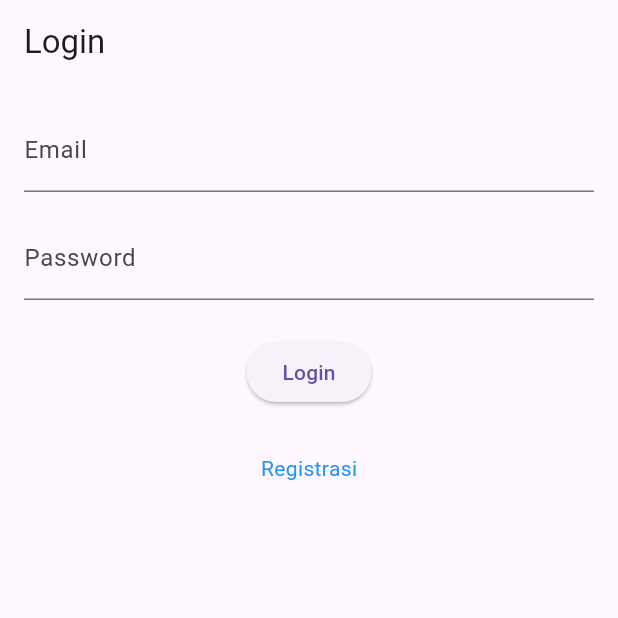
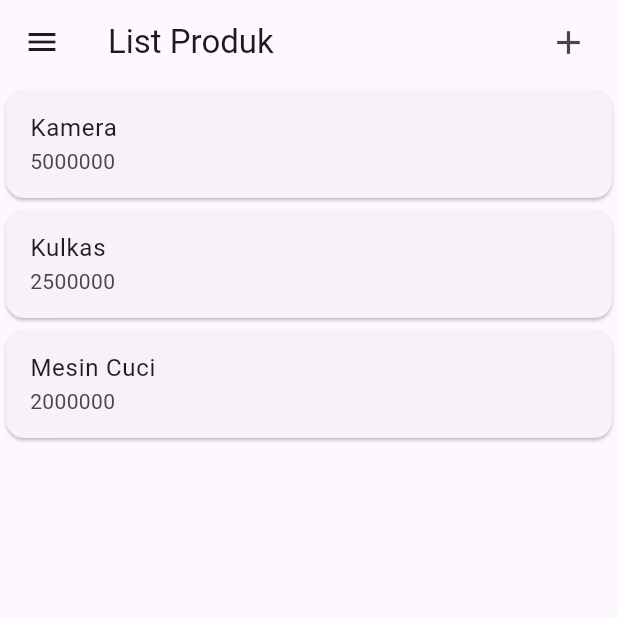
Before and after one commit to Kimhsta/toko-api, a Flutter app: the screen it shows after launch, on a phone screen of 412 x 824 dp, the top half of it. Run offline on Flutter 3.47's test engine with Material 3 defaults, Android fonts, the phone set to English and light mode, and no system bars.

Commit message:
feat: update main app to set ProdukPage as home and implement ProdukPage with product listing and navigation

```diff
--- a/frontend_flutter/lib/main.dart
+++ b/frontend_flutter/lib/main.dart
@@ -1,6 +1,6 @@
 import 'package:flutter/material.dart';
 // import 'package:frontend_flutter/ui/registrasi_page.dart';
-import 'package:frontend_flutter/ui/login_page.dart';
+import 'package:frontend_flutter/ui/produk_page.dart';
 
 void main() {
   runApp(const MyApp());
@@ -14,7 +14,7 @@ class MyApp extends StatelessWidget {
     return const MaterialApp(
       title: 'Toko Kita',
       debugShowCheckedModeBanner: false,
-      home: LoginPage(),
+      home: ProdukPage(),
     );
   }
 }
--- /dev/null
+++ b/frontend_flutter/lib/ui/produk_page.dart
@@ -0,0 +1,101 @@
+import 'package:flutter/material.dart';
+import 'package:frontend_flutter/model/produk.dart';
+import 'package:frontend_flutter/ui/produk_detail.dart';
+import 'package:frontend_flutter/ui/produk_form.dart';
+
+class ProdukPage extends StatefulWidget {
+  const ProdukPage({Key? key}) : super(key: key);
+
+  @override
+  _ProdukPageState createState() => _ProdukPageState();
+}
+
+class _ProdukPageState extends State<ProdukPage> {
+  @override
+  Widget build(BuildContext context) {
+    return Scaffold(
+      appBar: AppBar(
+        title: const Text('List Produk'),
+        actions: [
+          Padding(
+            padding: const EdgeInsets.only(right: 20.0),
+            child: GestureDetector(
+              child: const Icon(Icons.add, size: 26.0),
+              onTap: () async {
+                Navigator.push(
+                  context,
+                  MaterialPageRoute(builder: (context) => ProdukForm()),
+                );
+              },
+            ),
+          ),
+        ],
+      ),
+      drawer: Drawer(
+        child: ListView(
+          children: [
+            ListTile(
+              title: const Text('Logout'),
+              trailing: const Icon(Icons.logout),
+              onTap: () async {
+                // Implementasi logout nanti
+              },
+            ),
+          ],
+        ),
+      ),
+      body: ListView(
+        children: [
+          ItemProduk(
+            produk: Produk(
+              id: 1,
+              kodeProduk: 'A001',
+              namaProduk: 'Kamera',
+              hargaProduk: 5000000,
+            ),
+          ),
+          ItemProduk(
+            produk: Produk(
+              id: 2,
+              kodeProduk: 'A002',
+              namaProduk: 'Kulkas',
+              hargaProduk: 2500000,
+            ),
+          ),
+          ItemProduk(
+            produk: Produk(
+              id: 3,
+              kodeProduk: 'A003',
+              namaProduk: 'Mesin Cuci',
+              hargaProduk: 2000000,
+            ),
+          ),
+        ],
+      ),
+    );
+  }
+}
+
+class ItemProduk extends StatelessWidget {
+  final Produk produk;
+
+  const ItemProduk({Key? key, required this.produk}) : super(key: key);
+
+  @override
+  Widget build(BuildContext context) {
+    return GestureDetector(
+      onTap: () {
+        Navigator.push(
+          context,
+          MaterialPageRoute(builder: (context) => ProdukDetail(produk: produk)),
+        );
+      },
+      child: Card(
+        child: ListTile(
+          title: Text(produk.namaProduk!),
+          subtitle: Text(produk.hargaProduk.toString()),
+        ),
+      ),
+    );
+  }
+}
```
